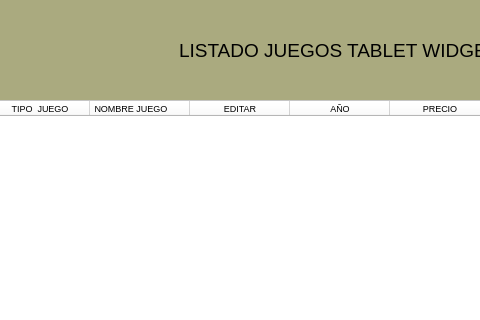
Old version of the form aplicacionpracticaPython/aplicaciondeGestion/ventanas01/ventana_table_widget.ui in the repository JesusDiazCurso/aplicacionPractica; both pictures show x 131 to 611 and y 0 to 320 of the 1184 by 768 pixel window.
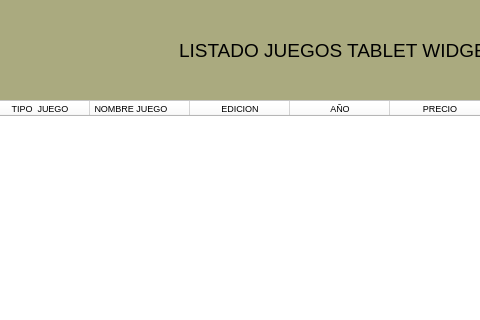
New version of the form.

The edit to the form file:
```diff
--- a/aplicacionpracticaPython/aplicaciondeGestion/ventanas01/ventana_table_widget.ui
+++ b/aplicacionpracticaPython/aplicaciondeGestion/ventanas01/ventana_table_widget.ui
@@ -80,7 +80,7 @@
     </column>
     <column>
      <property name="text">
-      <string>EDITAR</string>
+      <string>EDICION</string>
      </property>
      <property name="font">
       <font>
```
